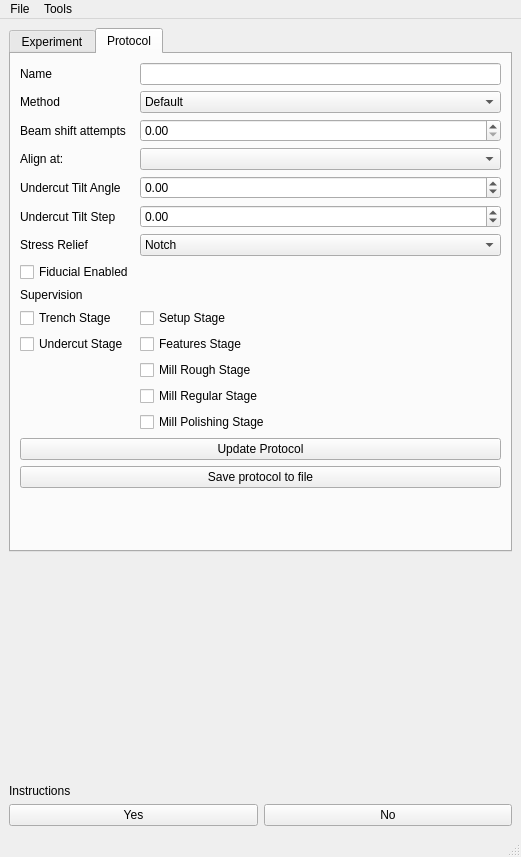
DeMarcoLab/autolamella, file autolamella/ui/qt/AutoLamellaUI.ui: the form before one commit.
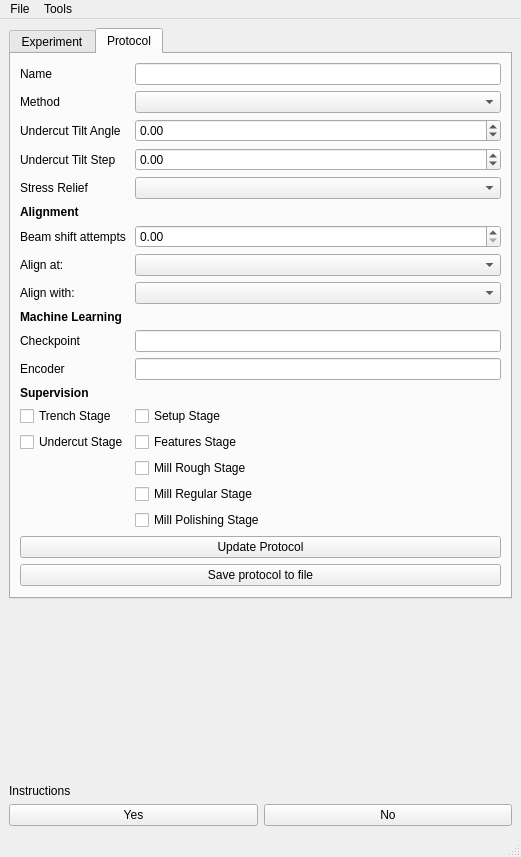
The form after the commit. The open tabs and pages were chosen to show the change.

Patch:
```diff
--- a/autolamella/ui/qt/AutoLamellaUI.ui
+++ b/autolamella/ui/qt/AutoLamellaUI.ui
@@ -294,38 +294,7 @@
          </widget>
         </item>
         <item row="1" column="1">
-         <widget class="QComboBox" name="comboBox_method">
-          <item>
-           <property name="text">
-            <string>Default</string>
-           </property>
-          </item>
-          <item>
-           <property name="text">
-            <string>Waffle</string>
-           </property>
-          </item>
-         </widget>
-        </item>
-        <item row="2" column="0">
-         <widget class="QLabel" name="beamShiftAttemptsLabel">
-          <property name="text">
-           <string>Beam shift attempts</string>
-          </property>
-         </widget>
-        </item>
-        <item row="2" column="1">
-         <widget class="QDoubleSpinBox" name="beamshift_attempts"/>
-        </item>
-        <item row="3" column="0">
-         <widget class="QLabel" name="label_6">
-          <property name="text">
-           <string>Align at:</string>
-          </property>
-         </widget>
-        </item>
-        <item row="3" column="1">
-         <widget class="QComboBox" name="comboBox_current_alignment"/>
+         <widget class="QComboBox" name="comboBox_method"/>
         </item>
         <item row="4" column="0">
          <widget class="QLabel" name="label">
@@ -369,96 +338,161 @@
          </widget>
         </item>
         <item row="6" column="1">
-         <widget class="QComboBox" name="comboBox_stress_relief">
-          <item>
-           <property name="text">
-            <string>Notch</string>
-           </property>
-          </item>
-          <item>
-           <property name="text">
-            <string>Microexpansion </string>
-           </property>
-          </item>
+         <widget class="QComboBox" name="comboBox_stress_relief"/>
+        </item>
+        <item row="7" column="0" colspan="2">
+         <widget class="QLabel" name="label_alignment_header">
+          <property name="font">
+           <font>
+            <weight>75</weight>
+            <bold>true</bold>
+            <underline>false</underline>
+           </font>
+          </property>
+          <property name="text">
+           <string>Alignment</string>
+          </property>
          </widget>
         </item>
-        <item row="7" column="0">
-         <widget class="QCheckBox" name="checkBox_fiducial">
+        <item row="8" column="0">
+         <widget class="QLabel" name="beamShiftAttemptsLabel">
           <property name="text">
-           <string>Fiducial Enabled</string>
+           <string>Beam shift attempts</string>
+          </property>
+         </widget>
+        </item>
+        <item row="8" column="1">
+         <widget class="QDoubleSpinBox" name="beamshift_attempts"/>
+        </item>
+        <item row="9" column="0">
+         <widget class="QLabel" name="label_protocol_align_at">
+          <property name="text">
+           <string>Align at:</string>
+          </property>
+         </widget>
+        </item>
+        <item row="9" column="1">
+         <widget class="QComboBox" name="comboBox_current_alignment"/>
+        </item>
+        <item row="10" column="0">
+         <widget class="QLabel" name="label_protocol_align_with">
+          <property name="text">
+           <string>Align with: </string>
+          </property>
+         </widget>
+        </item>
+        <item row="10" column="1">
+         <widget class="QComboBox" name="comboBox_alignment_with"/>
+        </item>
+        <item row="12" column="0" colspan="2">
+         <widget class="QLabel" name="label_ml_header">
+          <property name="font">
+           <font>
+            <weight>75</weight>
+            <bold>true</bold>
+           </font>
+          </property>
+          <property name="text">
+           <string>Machine Learning</string>
+          </property>
+         </widget>
+        </item>
+        <item row="13" column="0">
+         <widget class="QLabel" name="label_ml_checkpoint">
+          <property name="text">
+           <string>Checkpoint</string>
           </property>
          </widget>
         </item>
         <item row="13" column="1">
+         <widget class="QLineEdit" name="lineEdit_ml_checkpoint"/>
+        </item>
+        <item row="14" column="0">
+         <widget class="QLabel" name="label_ml_encoder">
+          <property name="text">
+           <string>Encoder</string>
+          </property>
+         </widget>
+        </item>
+        <item row="14" column="1">
+         <widget class="QLineEdit" name="lineEdit_ml_encoder"/>
+        </item>
+        <item row="15" column="0" colspan="2">
+         <widget class="QLabel" name="label_supervise_header">
+          <property name="font">
+           <font>
+            <weight>75</weight>
+            <bold>true</bold>
+           </font>
+          </property>
+          <property name="text">
+           <string>Supervision</string>
+          </property>
+         </widget>
+        </item>
+        <item row="16" column="0">
+         <widget class="QCheckBox" name="checkBox_trench">
+          <property name="text">
+           <string>Trench Stage</string>
+          </property>
+         </widget>
+        </item>
+        <item row="16" column="1">
+         <widget class="QCheckBox" name="checkBox_setup">
+          <property name="text">
+           <string>Setup Stage</string>
+          </property>
+         </widget>
+        </item>
+        <item row="17" column="0">
+         <widget class="QCheckBox" name="checkBox_undercut">
+          <property name="text">
+           <string>Undercut Stage</string>
+          </property>
+         </widget>
+        </item>
+        <item row="17" column="1">
+         <widget class="QCheckBox" name="checkBox_features">
+          <property name="text">
+           <string>Features Stage</string>
+          </property>
+         </widget>
+        </item>
+        <item row="18" column="1">
          <widget class="QCheckBox" name="checkBox_supervise_mill_rough">
           <property name="text">
            <string>Mill Rough Stage</string>
           </property>
          </widget>
         </item>
-        <item row="14" column="1">
+        <item row="19" column="1">
          <widget class="QCheckBox" name="checkBox_supervise_mill_regular">
           <property name="text">
            <string>Mill Regular Stage</string>
           </property>
          </widget>
         </item>
-        <item row="15" column="1">
+        <item row="20" column="1">
          <widget class="QCheckBox" name="checkBox_supervise_mill_polishing">
           <property name="text">
            <string>Mill Polishing Stage</string>
           </property>
          </widget>
         </item>
-        <item row="18" column="0" colspan="2">
+        <item row="23" column="0" colspan="2">
          <widget class="QPushButton" name="pushButton_update_protocol">
           <property name="text">
            <string>Update Protocol</string>
           </property>
          </widget>
         </item>
-        <item row="19" column="0" colspan="2">
+        <item row="24" column="0" colspan="2">
          <widget class="QPushButton" name="export_protocol">
           <property name="text">
            <string>Save protocol to file</string>
           </property>
          </widget>
         </item>
-        <item row="11" column="0">
-         <widget class="QCheckBox" name="checkBox_trench">
-          <property name="text">
-           <string>Trench Stage</string>
-          </property>
-         </widget>
-        </item>
-        <item row="12" column="0">
-         <widget class="QCheckBox" name="checkBox_undercut">
-          <property name="text">
-           <string>Undercut Stage</string>
-          </property>
-         </widget>
-        </item>
-        <item row="11" column="1">
-         <widget class="QCheckBox" name="checkBox_setup">
-          <property name="text">
-           <string>Setup Stage</string>
-          </property>
-         </widget>
-        </item>
-        <item row="12" column="1">
-         <widget class="QCheckBox" name="checkBox_features">
-          <property name="text">
-           <string>Features Stage</string>
-          </property>
-         </widget>
-        </item>
-        <item row="10" column="0">
-         <widget class="QLabel" name="label_5">
-          <property name="text">
-           <string>Supervision</string>
-          </property>
-         </widget>
-        </item>
        </layout>
       </widget>
      </widget>
```
Left out of the diff: 12 changed lines with no effect on the pictures.
